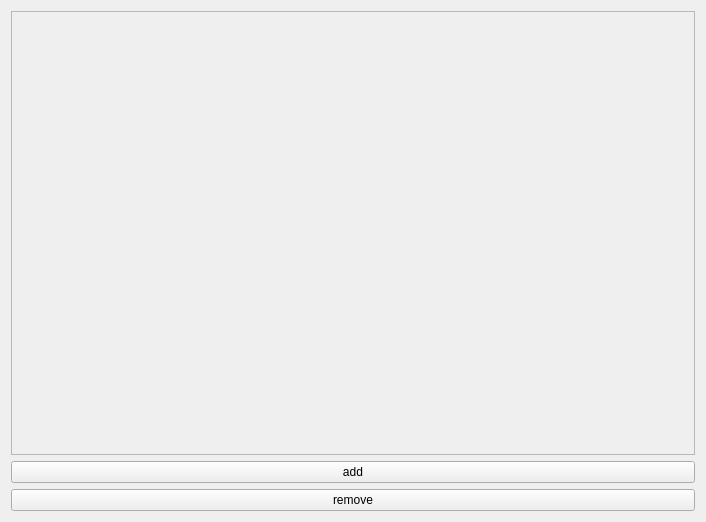
Before: the Qt Designer form NoteEditor/NoteEditor.ui in Cvelth/NoteEditor, drawn with Qt 5.
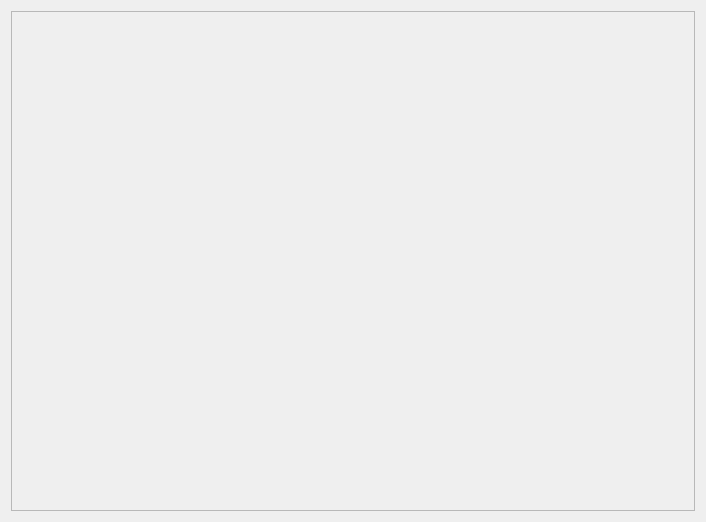
After: the same form once the commit is applied.

Commit message: Staff System. Controller. NoteList. Other minor Note fixes.

```diff
--- a/NoteEditor/NoteEditor.ui
+++ b/NoteEditor/NoteEditor.ui
@@ -25,7 +25,7 @@
         <x>0</x>
         <y>0</y>
         <width>686</width>
-        <height>440</height>
+        <height>492</height>
        </rect>
       </property>
       <layout class="QHBoxLayout" name="horizontalLayout">
@@ -41,24 +41,6 @@
      <item>
       <layout class="QHBoxLayout" name="durationLayout"/>
      </item>
-     <item>
-      <layout class="QVBoxLayout" name="verticalLayout">
-       <item>
-        <widget class="QPushButton" name="pushButton">
-         <property name="text">
-          <string>add</string>
-         </property>
-        </widget>
-       </item>
-       <item>
-        <widget class="QPushButton" name="pushButton_2">
-         <property name="text">
-          <string>remove</string>
-         </property>
-        </widget>
-       </item>
-      </layout>
-     </item>
     </layout>
    </item>
   </layout>
```
The commit also changes 15 other files.
